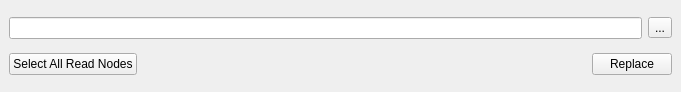
iceanimations/replaceReadPath, file ui/main.ui: the form before one commit.
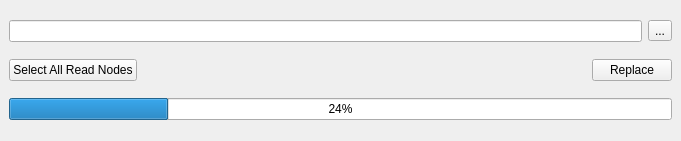
The form after the commit.

Commit message: sequence support added

What changed in the file:
```diff
--- a/ui/main.ui
+++ b/ui/main.ui
@@ -7,7 +7,7 @@
     <x>0</x>
     <y>0</y>
     <width>681</width>
-    <height>92</height>
+    <height>141</height>
    </rect>
   </property>
   <property name="windowTitle">
@@ -60,6 +60,13 @@
       </item>
      </layout>
     </item>
+    <item>
+     <widget class="QProgressBar" name="progressBar">
+      <property name="value">
+       <number>24</number>
+      </property>
+     </widget>
+    </item>
    </layout>
   </widget>
  </widget>
```
The commit also changes 1 other file.
